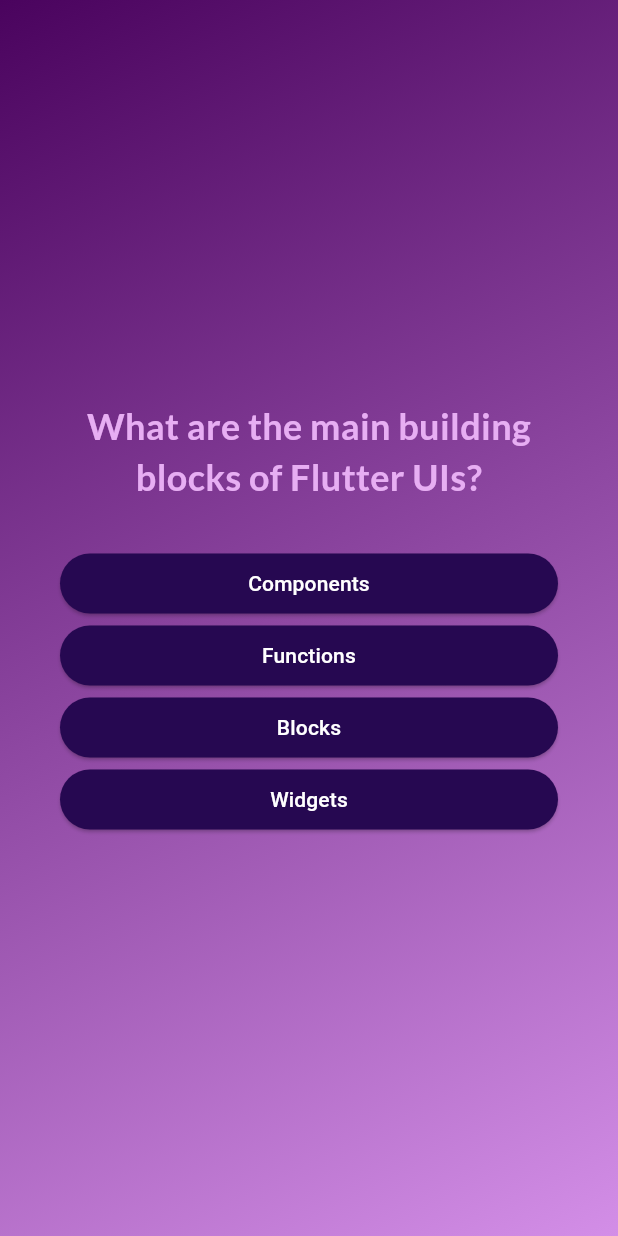
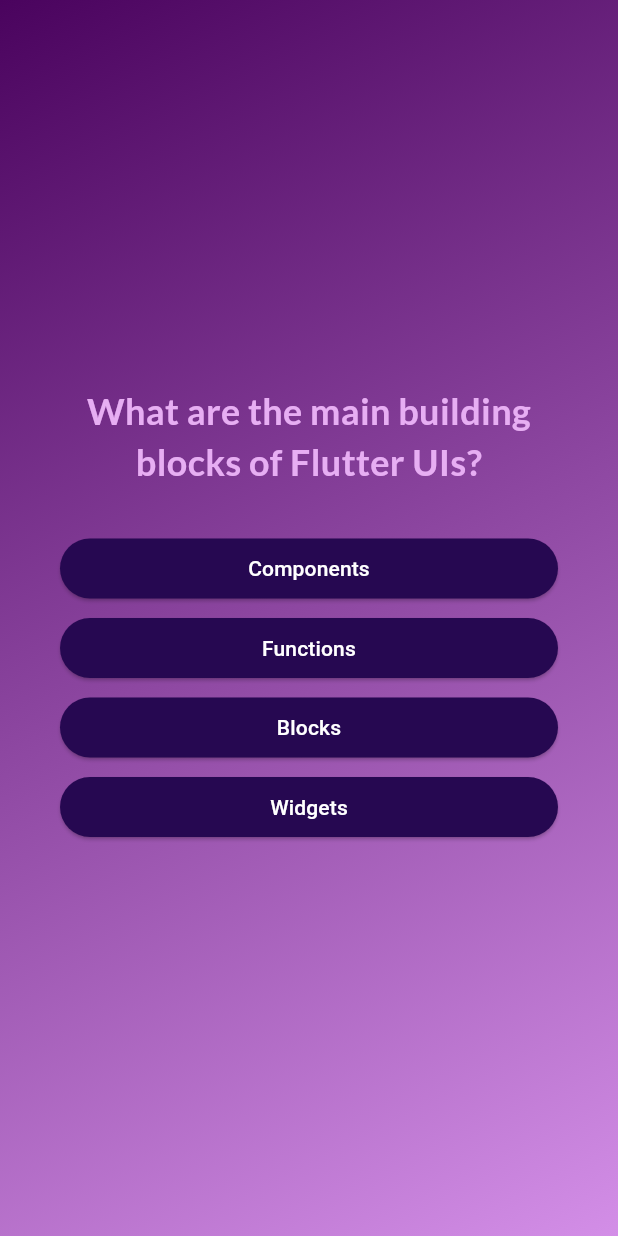
Before and after one commit to gkolbeins/flutter_projects, a Flutter app: the screen it shows after launch, after a tap on "Start Quiz", on a phone screen of 412 x 824 dp. Run offline on Flutter 3.47's test engine with Material 3 defaults, Android fonts, the phone set to English and light mode, and no system bars; our stand-ins replace google_fonts.

Commit message:
Quiz game verkefnið

```diff
--- a/quiz_game_ghk/lib/questions_screen.dart
+++ b/quiz_game_ghk/lib/questions_screen.dart
@@ -1,7 +1,7 @@
 import 'package:flutter/material.dart';
 import 'package:google_fonts/google_fonts.dart';
 
-import 'package:quiz_game_ghk/models/answer_button.dart';
+import 'package:quiz_game_ghk/answer_button.dart';
 import 'package:quiz_game_ghk/data/questions.dart';
 
 class QuestionsScreen extends StatefulWidget {
@@ -10,7 +10,7 @@
   final void Function(String answer) onSelectAnswer;
 
   @override
-  State<QuestionsScreen> createState() {
+  State createState() {
     return _QuestionsScreenState();
   }
 }
@@ -21,12 +21,12 @@
   void answerQuestion(String selectedAnswer) {
     widget.onSelectAnswer(selectedAnswer);
     setState(() {
-    currentQuestionIndex ++;
+      currentQuestionIndex++;
     });
   }
 
   @override
-  Widget build(context) {
+  Widget build(BuildContext context) {
     final currentQuestion = questions[currentQuestionIndex];
 
     return SizedBox(
@@ -39,7 +39,7 @@
           children: [
             Text(
               currentQuestion.text,
-            style:GoogleFonts.lato(
+              style: GoogleFonts.lato(
                 color: const Color.fromARGB(255, 231, 174, 243),
                 fontSize: 24,
                 fontWeight: FontWeight.bold,
@@ -48,13 +48,16 @@
             ),
             const SizedBox(height: 30),
             ...currentQuestion.getShuffledAnswers().map((answer) {
-            return AnswerButton(
+              return Padding(
+                padding: const EdgeInsets.only(bottom: 5), // Add this line for spacing
+                child: AnswerButton(
                   answerText: answer,
                   onTap: () {
                     answerQuestion(answer);
-              }
+                  },
+                ),
               );
-          })
+            }).toList(),
           ],
         ),
       ),
--- a/quiz_game_ghk/lib/question_identifier.dart
+++ b/quiz_game_ghk/lib/questions_summary/question_identifier.dart
@@ -19,15 +19,15 @@
       alignment: Alignment.center,
       decoration: BoxDecoration(
         color: isCorrectAnswer
-            ? const Color.fromARGB(255, 150, 198, 241)
-            : const Color.fromARGB(255, 249, 133, 241),
+            ? const Color.fromARGB(255, 86, 131, 171)
+            : const Color.fromARGB(255, 193, 79, 185),
         borderRadius: BorderRadius.circular(100),
       ),
       child: Text(
         questionNumber.toString(),
         style: const TextStyle(
           fontWeight: FontWeight.bold,
-          color: Color.fromARGB(255, 22, 2, 56),
+          color: Color.fromARGB(255, 17, 3, 40),
         ),
       ),
     );
--- a/quiz_game_ghk/lib/quiz.dart
+++ b/quiz_game_ghk/lib/quiz.dart
@@ -40,6 +40,13 @@
     };
   }
 
+  void restartQuiz() {
+    setState(() {
+      selectedAnswers = [];
+      activeScreen = 'questions-screen';
+    });
+  }
+
   @override
   Widget build(contex) {
     Widget screenWidget = StartScreen(switchScreen);
@@ -51,7 +58,10 @@
     }
 
     if (activeScreen == 'results-screen') {
-      screenWidget = ResultsScreen(chosenAnswers: selectedAnswers,);
+      screenWidget = ResultsScreen(
+        chosenAnswers: selectedAnswers,
+        onRestart: restartQuiz,
+        );
     }
 
     return MaterialApp(
```
Also changed, not shown: quiz_game_ghk/lib/questions_summary.dart (deleted, +0 -37 lines), quiz_game_ghk/lib/questions_summary/questions_summary.dart (added, +25 -0 lines), quiz_game_ghk/lib/questions_summary/summary_item.dart (renamed from quiz_game_ghk/lib/summary_item.dart, +6 -11 lines), quiz_game_ghk/lib/results_screen.dart (+27 -13 lines), quiz_game_ghk/lib/answer_button.dart (renamed from quiz_game_ghk/lib/models/answer_button.dart). Lines whose indentation alone changed are shown as unchanged.
